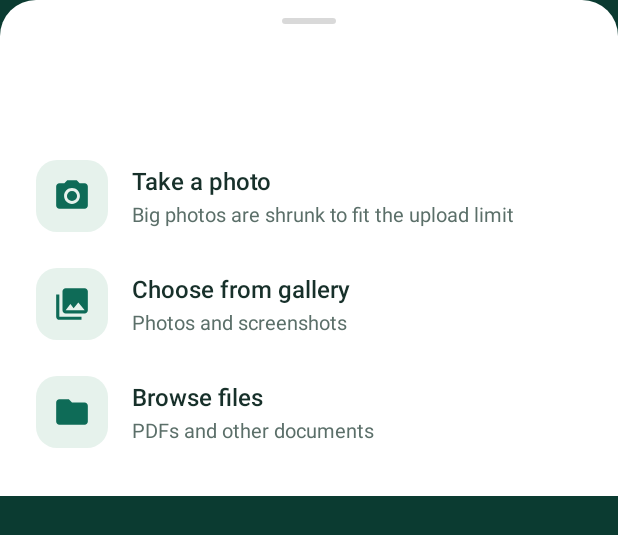
After one commit to sparshmittal99/MediZon, an Android app: the layout sheet_upload.xml on its own in the app's theme, with its tools: preview values and no code run, on a phone screen of 412 x 824 dp. The commit adds this screen. Shown: the top 535 px of the screen. Run offline under Robolectric (Android 15) with nearby library versions, the phone set to English and light mode, and no system bars.

Commit message:
New Updates

```diff
--- /dev/null
+++ b/mobile/app/src/main/res/drawable/bg_icon_tile.xml
@@ -0,0 +1,6 @@
+<?xml version="1.0" encoding="utf-8"?>
+<!-- Mint tile behind each upload option's icon -->
+<shape xmlns:android="http://schemas.android.com/apk/res/android" android:shape="rectangle">
+    <solid android:color="@color/mz_sheet_tile" />
+    <corners android:radius="14dp" />
+</shape>
--- /dev/null
+++ b/mobile/app/src/main/res/drawable/bg_sheet.xml
@@ -0,0 +1,6 @@
+<?xml version="1.0" encoding="utf-8"?>
+<!-- The upload bottom sheet: rounded top, flat bottom -->
+<shape xmlns:android="http://schemas.android.com/apk/res/android" android:shape="rectangle">
+    <solid android:color="@color/mz_sheet" />
+    <corners android:topLeftRadius="24dp" android:topRightRadius="24dp" />
+</shape>
--- /dev/null
+++ b/mobile/app/src/main/res/drawable/bg_sheet_handle.xml
@@ -0,0 +1,5 @@
+<?xml version="1.0" encoding="utf-8"?>
+<shape xmlns:android="http://schemas.android.com/apk/res/android" android:shape="rectangle">
+    <solid android:color="@color/mz_sheet_handle" />
+    <corners android:radius="2dp" />
+</shape>
--- /dev/null
+++ b/mobile/app/src/main/res/drawable/ic_photo_library.xml
@@ -0,0 +1,7 @@
+<?xml version="1.0" encoding="utf-8"?>
+<vector xmlns:android="http://schemas.android.com/apk/res/android"
+    android:width="28dp" android:height="28dp" android:viewportWidth="24" android:viewportHeight="24">
+    <path
+        android:fillColor="#0E6B57"
+        android:pathData="M22,16V4c0,-1.1 -0.9,-2 -2,-2H8c-1.1,0 -2,0.9 -2,2v12c0,1.1 0.9,2 2,2h12c1.1,0 2,-0.9 2,-2zM11,12l2.03,2.71L16,11l4,5H8l3,-4zM2,6v14c0,1.1 0.9,2 2,2h14v-2H4V6H2z" />
+</vector>
--- /dev/null
+++ b/mobile/app/src/main/res/layout/sheet_upload.xml
@@ -0,0 +1,100 @@
+<?xml version="1.0" encoding="utf-8"?>
+<!-- "Add prescription" / "Add photo": slides up from the bottom when an upload button is tapped -->
+<LinearLayout xmlns:android="http://schemas.android.com/apk/res/android"
+    android:layout_width="match_parent"
+    android:layout_height="wrap_content"
+    android:background="@drawable/bg_sheet"
+    android:orientation="vertical"
+    android:paddingBottom="20dp">
+
+    <View
+        android:layout_width="36dp"
+        android:layout_height="4dp"
+        android:layout_gravity="center_horizontal"
+        android:layout_marginTop="12dp"
+        android:background="@drawable/bg_sheet_handle"
+        android:importantForAccessibility="no" />
+
+    <TextView
+        android:id="@+id/sheetTitle"
+        android:layout_width="match_parent"
+        android:layout_height="wrap_content"
+        android:paddingStart="24dp"
+        android:paddingTop="16dp"
+        android:paddingEnd="24dp"
+        android:textColor="@color/mz_text"
+        android:textSize="20sp"
+        android:textStyle="bold" />
+
+    <TextView
+        android:id="@+id/sheetSubtitle"
+        android:layout_width="match_parent"
+        android:layout_height="wrap_content"
+        android:paddingStart="24dp"
+        android:paddingTop="4dp"
+        android:paddingEnd="24dp"
+        android:paddingBottom="12dp"
+        android:textColor="@color/mz_text2"
+        android:textSize="14sp" />
+
+    <LinearLayout
+        android:id="@+id/optionCamera"
+        style="@style/MzSheet.Option">
+
+        <ImageView
+            style="@style/MzSheet.OptionIcon"
+            android:src="@drawable/ic_camera" />
+
+        <LinearLayout style="@style/MzSheet.Texts">
+
+            <TextView
+                style="@style/MzSheet.Title"
+                android:text="@string/upload_camera" />
+
+            <TextView
+                style="@style/MzSheet.Hint"
+                android:text="@string/upload_camera_hint" />
+        </LinearLayout>
+    </LinearLayout>
+
+    <LinearLayout
+        android:id="@+id/optionGallery"
+        style="@style/MzSheet.Option">
+
+        <ImageView
+            style="@style/MzSheet.OptionIcon"
+            android:src="@drawable/ic_photo_library" />
+
+        <LinearLayout style="@style/MzSheet.Texts">
+
+            <TextView
+                style="@style/MzSheet.Title"
+                android:text="@string/upload_gallery" />
+
+            <TextView
+                style="@style/MzSheet.Hint"
+                android:text="@string/upload_gallery_hint" />
+        </LinearLayout>
+    </LinearLayout>
+
+    <LinearLayout
+        android:id="@+id/optionFiles"
+        style="@style/MzSheet.Option">
+
+        <ImageView
+            style="@style/MzSheet.OptionIcon"
+            android:src="@drawable/ic_folder" />
+
+        <LinearLayout style="@style/MzSheet.Texts">
+
+            <TextView
+                style="@style/MzSheet.Title"
+                android:text="@string/upload_files" />
+
+            <TextView
+                android:id="@+id/optionFilesHint"
+                style="@style/MzSheet.Hint"
+                android:text="@string/upload_files_hint_pdf" />
+        </LinearLayout>
+    </LinearLayout>
+</LinearLayout>
--- a/mobile/app/src/main/res/values-night/colors.xml
+++ b/mobile/app/src/main/res/values-night/colors.xml
@@ -10,4 +10,8 @@
     <color name="mz_switch_off">#9DB3AA</color>
     <color name="mz_track_off">#2A3833</color>
     <bool name="mz_light_nav">false</bool>
+    <!-- Upload bottom sheet -->
+    <color name="mz_sheet">#17221F</color>
+    <color name="mz_sheet_tile">#1F3A32</color>
+    <color name="mz_sheet_handle">#3A4A45</color>
 </resources>
--- a/mobile/app/src/main/res/values/colors.xml
+++ b/mobile/app/src/main/res/values/colors.xml
@@ -24,4 +24,8 @@
     <color name="mz_switch_off">#F4F4F4</color>
     <color name="mz_track_off">#33000000</color>
     <bool name="mz_light_nav">true</bool>
+    <!-- Upload bottom sheet -->
+    <color name="mz_sheet">#FFFFFF</color>
+    <color name="mz_sheet_tile">#E6F2EC</color>
+    <color name="mz_sheet_handle">#26000000</color>
 </resources>
--- a/mobile/app/src/main/res/values/strings.xml
+++ b/mobile/app/src/main/res/values/strings.xml
@@ -7,6 +7,18 @@
     <string name="unreachable_title">Couldn\'t reach MediZon</string>
     <string name="unreachable_body">The server may be waking up. This can take up to a minute.</string>
     <string name="try_again">Try again</string>
+    <!-- Upload bottom sheet -->
+    <string name="upload_title_prescription">Add prescription</string>
+    <string name="upload_subtitle_prescription">A clear photo or PDF of your doctor\'s prescription</string>
+    <string name="upload_title_photo">Add photo</string>
+    <string name="upload_subtitle_photo">A clear, well-lit photo works best</string>
+    <string name="upload_camera">Take a photo</string>
+    <string name="upload_camera_hint">Big photos are shrunk to fit the upload limit</string>
+    <string name="upload_gallery">Choose from gallery</string>
+    <string name="upload_gallery_hint">Photos and screenshots</string>
+    <string name="upload_files">Browse files</string>
+    <string name="upload_files_hint_pdf">PDFs and other documents</string>
+    <string name="upload_files_hint_images">Images saved on your phone</string>
     <string name="taken">Taken</string>
     <string name="skip">Skip</string>
     <string name="snooze">Snooze 10 min</string>
--- a/mobile/app/src/main/res/values/themes.xml
+++ b/mobile/app/src/main/res/values/themes.xml
@@ -34,4 +34,66 @@
     <style name="Theme.MediZon.Settings" parent="Theme.MediZon">
         <item name="android:windowBackground">@color/mz_bg</item>
     </style>
+
+    <!-- Upload bottom sheet: the sheet draws its own rounded background (bg_sheet), so the container is transparent -->
+    <style name="Theme.MediZon.UploadSheet" parent="Theme.MaterialComponents.DayNight.BottomSheetDialog">
+        <item name="colorPrimary">@color/mz_green</item>
+        <item name="colorAccent">@color/mz_accent</item>
+        <item name="bottomSheetStyle">@style/MzSheet.Modal</item>
+        <item name="android:backgroundDimAmount">0.45</item>
+        <item name="android:navigationBarColor">@color/mz_sheet</item>
+        <item name="android:windowLightNavigationBar">@bool/mz_light_nav</item>
+    </style>
+
+    <style name="MzSheet.Modal" parent="Widget.MaterialComponents.BottomSheet.Modal">
+        <item name="backgroundTint">@android:color/transparent</item>
+    </style>
+
+    <style name="MzSheet.Option" parent="">
+        <item name="android:layout_width">match_parent</item>
+        <item name="android:layout_height">wrap_content</item>
+        <item name="android:minHeight">72dp</item>
+        <item name="android:orientation">horizontal</item>
+        <item name="android:gravity">center_vertical</item>
+        <item name="android:paddingStart">24dp</item>
+        <item name="android:paddingEnd">24dp</item>
+        <item name="android:paddingTop">10dp</item>
+        <item name="android:paddingBottom">10dp</item>
+        <item name="android:background">?attr/selectableItemBackground</item>
+        <item name="android:clickable">true</item>
+        <item name="android:focusable">true</item>
+    </style>
+
+    <style name="MzSheet.OptionIcon" parent="">
+        <item name="android:layout_width">48dp</item>
+        <item name="android:layout_height">48dp</item>
+        <item name="android:layout_marginEnd">16dp</item>
+        <item name="android:padding">11dp</item>
+        <item name="android:background">@drawable/bg_icon_tile</item>
+        <item name="android:tint">@color/mz_accent</item>
+        <item name="android:importantForAccessibility">no</item>
+    </style>
+
+    <style name="MzSheet.Texts" parent="">
+        <item name="android:layout_width">0dp</item>
+        <item name="android:layout_height">wrap_content</item>
+        <item name="android:layout_weight">1</item>
+        <item name="android:orientation">vertical</item>
+    </style>
+
+    <style name="MzSheet.Title" parent="">
+        <item name="android:layout_width">match_parent</item>
+        <item name="android:layout_height">wrap_content</item>
+        <item name="android:textColor">@color/mz_text</item>
+        <item name="android:textSize">16sp</item>
+        <item name="android:fontFamily">sans-serif-medium</item>
+    </style>
+
+    <style name="MzSheet.Hint" parent="">
+        <item name="android:layout_width">match_parent</item>
+        <item name="android:layout_height">wrap_content</item>
+        <item name="android:layout_marginTop">2dp</item>
+        <item name="android:textColor">@color/mz_text2</item>
+        <item name="android:textSize">13sp</item>
+    </style>
 </resources>
```
Also changed, not shown: mobile/app/build.gradle.kts (+5 -3 lines), mobile/app/src/main/java/in/medizon/app/MainActivity.kt (+52 -39 lines).
